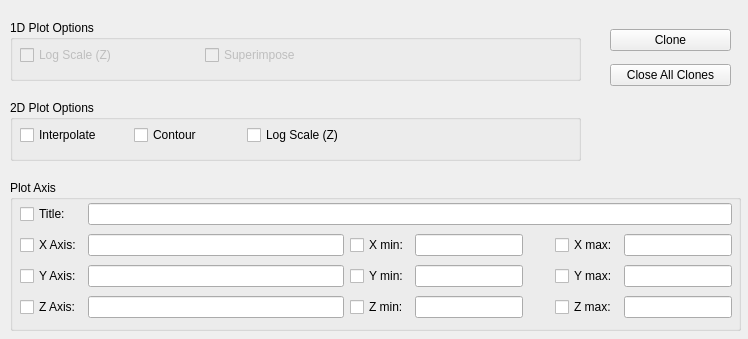
Qt form slsDetectorGui/forms/form_tab_plot.ui (slsdetectorgroup/slsDetectorPackage) before a commit.
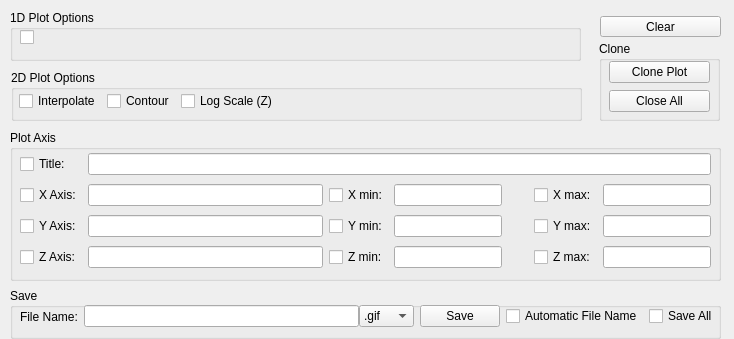
The same form after that commit.

Commit message: made some changes to make clone and main window resize plot

Patch:
```diff
--- a/slsDetectorGui/forms/form_tab_plot.ui
+++ b/slsDetectorGui/forms/form_tab_plot.ui
@@ -6,10 +6,16 @@
    <rect>
     <x>0</x>
     <y>0</y>
-    <width>748</width>
+    <width>734</width>
     <height>339</height>
    </rect>
   </property>
+  <property name="sizePolicy">
+   <sizepolicy hsizetype="Preferred" vsizetype="Fixed">
+    <horstretch>0</horstretch>
+    <verstretch>0</verstretch>
+   </sizepolicy>
+  </property>
   <property name="minimumSize">
    <size>
     <width>0</width>
@@ -29,8 +35,8 @@
    <property name="geometry">
     <rect>
      <x>10</x>
-     <y>180</y>
-     <width>731</width>
+     <y>130</y>
+     <width>711</width>
      <height>151</height>
     </rect>
    </property>
@@ -45,7 +51,7 @@
      <rect>
       <x>10</x>
       <y>20</y>
-      <width>712</width>
+      <width>691</width>
       <height>121</height>
      </rect>
     </property>
@@ -220,6 +226,9 @@
      </item>
      <item row="3" column="6">
       <widget class="QCheckBox" name="chkZMax">
+       <property name="enabled">
+        <bool>true</bool>
+       </property>
        <property name="text">
         <string>Z max:</string>
        </property>
@@ -227,6 +236,9 @@
      </item>
      <item row="3" column="7">
       <widget class="QLineEdit" name="dispZMax">
+       <property name="enabled">
+        <bool>true</bool>
+       </property>
        <property name="sizePolicy">
         <sizepolicy hsizetype="Maximum" vsizetype="Fixed">
          <horstretch>0</horstretch>
@@ -270,10 +282,10 @@
   <widget class="QGroupBox" name="box2D">
    <property name="geometry">
     <rect>
-     <x>10</x>
-     <y>100</y>
+     <x>11</x>
+     <y>70</y>
      <width>571</width>
-     <height>61</height>
+     <height>51</height>
     </rect>
    </property>
    <property name="title">
@@ -282,16 +294,16 @@
    <property name="flat">
     <bool>false</bool>
    </property>
-   <widget class="QWidget" name="gridLayoutWidget_2">
+   <widget class="QWidget" name="gridLayoutWidget_5">
     <property name="geometry">
      <rect>
-      <x>10</x>
+      <x>8</x>
       <y>20</y>
-      <width>585</width>
-      <height>31</height>
+      <width>551</width>
+      <height>22</height>
      </rect>
     </property>
-    <layout class="QGridLayout" name="gridLayout_2">
+    <layout class="QGridLayout" name="gridLayout_5">
      <item row="0" column="0">
       <widget class="QCheckBox" name="chkInterpolate">
        <property name="text">
@@ -314,16 +326,13 @@
       </widget>
      </item>
      <item row="0" column="3">
-      <spacer name="horizontalSpacer_9">
+      <spacer name="horizontalSpacer_3">
        <property name="orientation">
         <enum>Qt::Horizontal</enum>
        </property>
-       <property name="sizeType">
-        <enum>QSizePolicy::Fixed</enum>
-       </property>
        <property name="sizeHint" stdset="0">
         <size>
-         <width>250</width>
+         <width>40</width>
          <height>20</height>
         </size>
        </property>
@@ -336,11 +345,129 @@
    <property name="geometry">
     <rect>
      <x>10</x>
-     <y>20</y>
+     <y>10</y>
      <width>571</width>
-     <height>61</height>
+     <height>51</height>
     </rect>
    </property>
+   <property name="palette">
+    <palette>
+     <active>
+      <colorrole role="WindowText">
+       <brush brushstyle="SolidPattern">
+        <color alpha="255">
+         <red>0</red>
+         <green>0</green>
+         <blue>0</blue>
+        </color>
+       </brush>
+      </colorrole>
+      <colorrole role="Text">
+       <brush brushstyle="SolidPattern">
+        <color alpha="255">
+         <red>0</red>
+         <green>0</green>
+         <blue>0</blue>
+        </color>
+       </brush>
+      </colorrole>
+      <colorrole role="ButtonText">
+       <brush brushstyle="SolidPattern">
+        <color alpha="255">
+         <red>0</red>
+         <green>0</green>
+         <blue>0</blue>
+        </color>
+       </brush>
+      </colorrole>
+      <colorrole role="Shadow">
+       <brush brushstyle="SolidPattern">
+        <color alpha="255">
+         <red>0</red>
+         <green>0</green>
+         <blue>0</blue>
+        </color>
+       </brush>
+      </colorrole>
+     </active>
+     <inactive>
+      <colorrole role="WindowText">
+       <brush brushstyle="SolidPattern">
+        <color alpha="255">
+         <red>0</red>
+         <green>0</green>
+         <blue>0</blue>
+        </color>
+       </brush>
+      </colorrole>
+      <colorrole role="Text">
+       <brush brushstyle="SolidPattern">
+        <color alpha="255">
+         <red>0</red>
+         <green>0</green>
+         <blue>0</blue>
+        </color>
+       </brush>
+      </colorrole>
+      <colorrole role="ButtonText">
+       <brush brushstyle="SolidPattern">
+        <color alpha="255">
+         <red>0</red>
+         <green>0</green>
+         <blue>0</blue>
+        </color>
+       </brush>
+      </colorrole>
+      <colorrole role="Shadow">
+       <brush brushstyle="SolidPattern">
+        <color alpha="255">
+         <red>0</red>
+         <green>0</green>
+         <blue>0</blue>
+        </color>
+       </brush>
+      </colorrole>
+     </inactive>
+     <disabled>
+      <colorrole role="WindowText">
+       <brush brushstyle="SolidPattern">
+        <color alpha="255">
+         <red>183</red>
+         <green>183</green>
+         <blue>183</blue>
+        </color>
+       </brush>
+      </colorrole>
+      <colorrole role="Text">
+       <brush brushstyle="SolidPattern">
+        <color alpha="255">
+         <red>171</red>
+         <green>171</green>
+         <blue>171</blue>
+        </color>
+       </brush>
+      </colorrole>
+      <colorrole role="ButtonText">
+       <brush brushstyle="SolidPattern">
+        <color alpha="255">
+         <red>179</red>
+         <green>179</green>
+         <blue>179</blue>
+        </color>
+       </brush>
+      </colorrole>
+      <colorrole role="Shadow">
+       <brush brushstyle="SolidPattern">
+        <color alpha="255">
+         <red>154</red>
+         <green>154</green>
+         <blue>154</blue>
+        </color>
+       </brush>
+      </colorrole>
+     </disabled>
+    </palette>
+   </property>
    <property name="title">
     <string>1D Plot Options</string>
    </property>
@@ -352,83 +479,231 @@
      <rect>
       <x>10</x>
       <y>20</y>
-      <width>658</width>
-      <height>30</height>
+      <width>551</width>
+      <height>16</height>
      </rect>
     </property>
     <layout class="QGridLayout" name="gridLayout_3">
      <item row="0" column="0">
-      <widget class="QCheckBox" name="chkLogz_2">
-       <property name="enabled">
-        <bool>false</bool>
+      <widget class="QCheckBox" name="chktest1D">
+       <property name="text">
+        <string/>
        </property>
+      </widget>
+     </item>
+    </layout>
+   </widget>
+   <zorder>gridLayoutWidget_3</zorder>
+   <zorder>btnClear</zorder>
+   <zorder>gridLayoutWidget_4</zorder>
+  </widget>
+  <widget class="QGroupBox" name="boxSave">
+   <property name="geometry">
+    <rect>
+     <x>10</x>
+     <y>288</y>
+     <width>711</width>
+     <height>51</height>
+    </rect>
+   </property>
+   <property name="title">
+    <string>Save</string>
+   </property>
+   <widget class="QWidget" name="horizontalLayoutWidget">
+    <property name="geometry">
+     <rect>
+      <x>10</x>
+      <y>13</y>
+      <width>698</width>
+      <height>31</height>
+     </rect>
+    </property>
+    <layout class="QHBoxLayout" name="layoutSave">
+     <item>
+      <widget class="QLabel" name="lblFName">
        <property name="text">
-        <string>Log Scale (Z)</string>
+        <string>File Name:</string>
        </property>
       </widget>
      </item>
-     <item row="0" column="1">
-      <widget class="QCheckBox" name="chkLogz_3">
-       <property name="enabled">
-        <bool>false</bool>
+     <item>
+      <layout class="QHBoxLayout" name="hLayoutSave">
+       <property name="spacing">
+        <number>0</number>
        </property>
+       <item>
+        <widget class="QLineEdit" name="dispFName"/>
+       </item>
+       <item>
+        <widget class="QComboBox" name="comboFormat">
+         <property name="frame">
+          <bool>true</bool>
+         </property>
+         <item>
+          <property name="text">
+           <string>.gif</string>
+          </property>
+         </item>
+         <item>
+          <property name="text">
+           <string>.pdf</string>
+          </property>
+         </item>
+         <item>
+          <property name="text">
+           <string>.png</string>
+          </property>
+         </item>
+         <item>
+          <property name="text">
+           <string>.gif+</string>
+          </property>
+         </item>
+         <item>
+          <property name="text">
+           <string>.jpg</string>
+          </property>
+         </item>
+         <item>
+          <property name="text">
+           <string>.ps</string>
+          </property>
+         </item>
+         <item>
+          <property name="text">
+           <string>.eps</string>
+          </property>
+         </item>
+         <item>
+          <property name="text">
+           <string>.xpm</string>
+          </property>
+         </item>
+         <item>
+          <property name="text">
+           <string>.C</string>
+          </property>
+         </item>
+        </widget>
+       </item>
+      </layout>
+     </item>
+     <item>
+      <widget class="QPushButton" name="btnSave">
+       <property name="sizePolicy">
+        <sizepolicy hsizetype="Fixed" vsizetype="Fixed">
+         <horstretch>0</horstretch>
+         <verstretch>0</verstretch>
+        </sizepolicy>
+       </property>
+       <property name="focusPolicy">
+        <enum>Qt::NoFocus</enum>
+       </property>
        <property name="text">
-        <string>Superimpose</string>
+        <string>Save</string>
        </property>
       </widget>
      </item>
-     <item row="0" column="2">
-      <spacer name="horizontalSpacer_8">
-       <property name="orientation">
-        <enum>Qt::Horizontal</enum>
+     <item>
+      <widget class="QCheckBox" name="chkAutoFName">
+       <property name="text">
+        <string>Automatic File Name</string>
        </property>
-       <property name="sizeType">
-        <enum>QSizePolicy::Fixed</enum>
+      </widget>
+     </item>
+     <item>
+      <widget class="QCheckBox" name="chkSaveAll">
+       <property name="text">
+        <string>Save All</string>
        </property>
-       <property name="sizeHint" stdset="0">
-        <size>
-         <width>295</width>
-         <height>20</height>
-        </size>
+      </widget>
+     </item>
+    </layout>
+   </widget>
+  </widget>
+  <widget class="QGroupBox" name="groupBox_2">
+   <property name="geometry">
+    <rect>
+     <x>599</x>
+     <y>41</y>
+     <width>121</width>
+     <height>80</height>
+    </rect>
+   </property>
+   <property name="title">
+    <string>Clone</string>
+   </property>
+   <widget class="QWidget" name="gridLayoutWidget_2">
+    <property name="geometry">
+     <rect>
+      <x>10</x>
+      <y>10</y>
+      <width>101</width>
+      <height>71</height>
+     </rect>
+    </property>
+    <layout class="QGridLayout" name="gridLayout_2">
+     <property name="topMargin">
+      <number>9</number>
+     </property>
+     <property name="bottomMargin">
+      <number>9</number>
+     </property>
+     <property name="verticalSpacing">
+      <number>-1</number>
+     </property>
+     <item row="0" column="0">
+      <widget class="QPushButton" name="btnClone">
+       <property name="sizePolicy">
+        <sizepolicy hsizetype="Preferred" vsizetype="Fixed">
+         <horstretch>0</horstretch>
+         <verstretch>0</verstretch>
+        </sizepolicy>
        </property>
-      </spacer>
+       <property name="focusPolicy">
+        <enum>Qt::NoFocus</enum>
+       </property>
+       <property name="text">
+        <string>Clone Plot</string>
+       </property>
+      </widget>
      </item>
+     <item row="1" column="0">
+      <widget class="QPushButton" name="btnCloseClones">
+       <property name="sizePolicy">
+        <sizepolicy hsizetype="Preferred" vsizetype="Fixed">
+         <horstretch>0</horstretch>
+         <verstretch>0</verstretch>
+        </sizepolicy>
+       </property>
+       <property name="focusPolicy">
+        <enum>Qt::NoFocus</enum>
+       </property>
+       <property name="text">
+        <string>Close All</string>
+       </property>
+      </widget>
+     </item>
     </layout>
    </widget>
   </widget>
   <widget class="QWidget" name="gridLayoutWidget_4">
    <property name="geometry">
     <rect>
-     <x>610</x>
-     <y>22</y>
+     <x>600</x>
+     <y>16</y>
      <width>121</width>
-     <height>71</height>
+     <height>21</height>
     </rect>
    </property>
-   <layout class="QGridLayout" name="gridLayout_4">
-    <item row="0" column="0">
-     <widget class="QPushButton" name="btnClone">
-      <property name="sizePolicy">
-       <sizepolicy hsizetype="Preferred" vsizetype="Fixed">
-        <horstretch>0</horstretch>
-        <verstretch>0</verstretch>
-       </sizepolicy>
+   <layout class="QVBoxLayout" name="verticalLayout">
+    <item>
+     <widget class="QPushButton" name="btnClear">
+      <property name="focusPolicy">
+       <enum>Qt::NoFocus</enum>
       </property>
       <property name="text">
-       <string>Clone</string>
-      </property>
-     </widget>
-    </item>
-    <item row="1" column="0">
-     <widget class="QPushButton" name="btnCloseClones">
-      <property name="sizePolicy">
-       <sizepolicy hsizetype="Preferred" vsizetype="Fixed">
-        <horstretch>0</horstretch>
-        <verstretch>0</verstretch>
-       </sizepolicy>
-      </property>
-      <property name="text">
-       <string>Close All Clones</string>
+       <string>Clear</string>
       </property>
      </widget>
     </item>
```
Left out of the diff: 5 changed lines with no effect on the pictures. The commit also changes 13 other files.
